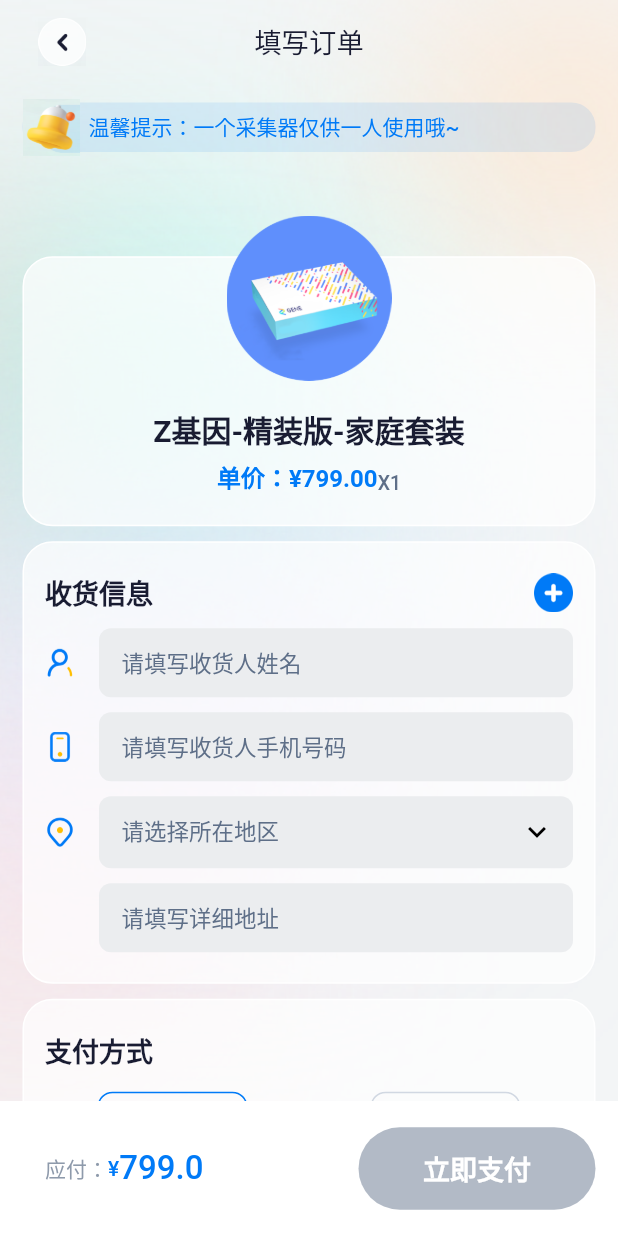
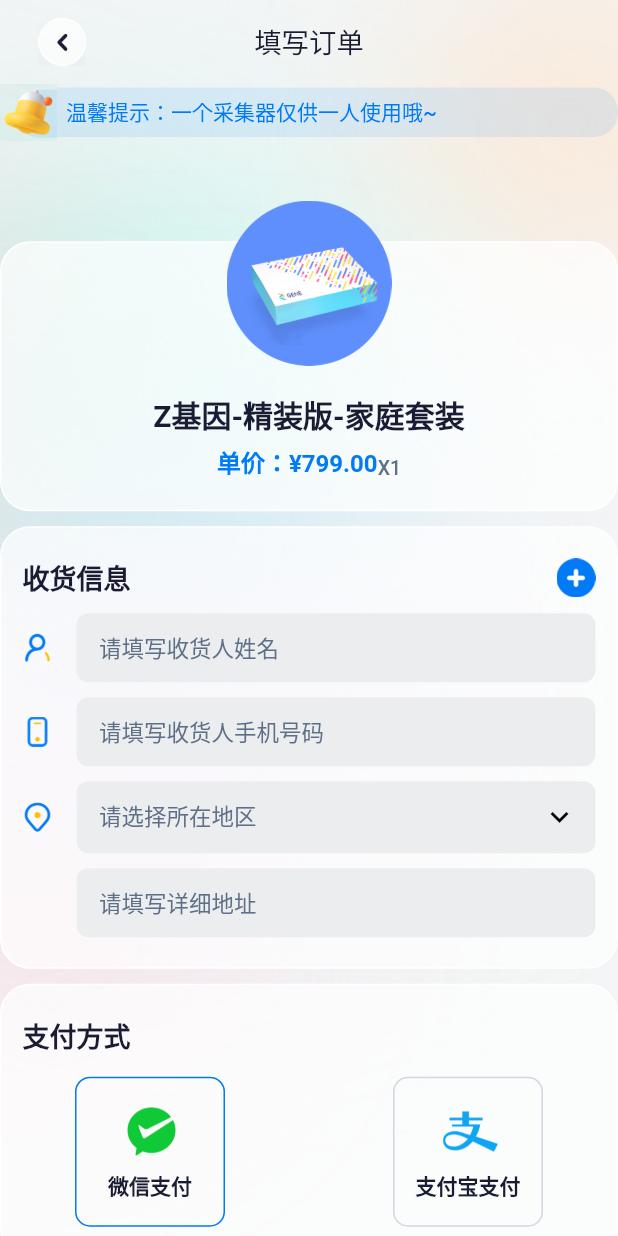
Before and after one commit to chenqun2016/zgene, a Flutter app: the TabNavigator screen opened directly, item 2 of the bottom bar chosen, after a tap on "立即购买", on a phone screen of 412 x 824 dp. Run offline on Flutter 3.47's test engine with Material 2 defaults, Android fonts, the phone set to English and light mode, and no system bars; our stand-ins replace card_swiper, chewie, connectivity, device_info, dio, flutter_easyloading and 6 more; missing offline and left inert: flutter_inappwebview, flutter_pickers; accounts and stored records are empty; network calls fail.

```diff
--- a/zgene/lib/pages/my/ordering_page.dart
+++ b/zgene/lib/pages/my/ordering_page.dart
@@ -61,29 +61,44 @@ class _OrderingPageState extends BaseWidgetState<OrderingPage> {
 
   @override
   Widget viewPageBody(BuildContext context) {
-    return Stack(
-      children: [
-        Padding(
-          padding: EdgeInsets.only(bottom: 90),
-          child: SingleChildScrollView(
+    // return Stack(
+    //   children: [
+    //     Padding(
+    //       padding: EdgeInsets.only(bottom: 90),
+    //       child: SingleChildScrollView(
+    //         // controller: _controller,
+    //         child: ListView(
+    //           shrinkWrap: true,
+    //           physics: BouncingScrollPhysics(),
+    //           padding:
+    //               EdgeInsets.only(top: 10, left: 15, right: 15, bottom: 30),
+    //           children: [
+    //             _tips,
+    //             _prodectDetail,
+    //             _addressDetail,
+    //             _payDetail,
+    //             _fapiaoDetail,
+    //           ],
+    //         ),
+    //       ),
+    //     ),
+    //     _bottom,
+    //   ],
+    // );
+
+    return SingleChildScrollView(
+      physics: BouncingScrollPhysics(),
       // controller: _controller,
-            child: ListView(
-              shrinkWrap: true,
-              physics: BouncingScrollPhysics(),
-              padding:
-                  EdgeInsets.only(top: 10, left: 15, right: 15, bottom: 30),
+      child: Column(
         children: [
           _tips,
           _prodectDetail,
           _addressDetail,
           _payDetail,
           _fapiaoDetail,
+          _bottom,
         ],
       ),
-          ),
-        ),
-        _bottom,
-      ],
     );
   }
 
--- a/zgene/lib/widget/my_stepper.dart
+++ b/zgene/lib/widget/my_stepper.dart
@@ -2,7 +2,6 @@
 // Use of this source code is governed by a BSD-style license that can be
 // found in the LICENSE file.
 
-import 'dart:ffi';
 
 import 'package:flutter/material.dart';
 import 'package:flutter/widgets.dart';
```
Also changed, not shown: zgene/lib/pages/bindcollector/bind_step_2.dart (+15 -8 lines), zgene/pubspec.lock. Lines whose indentation alone changed are shown as unchanged.
